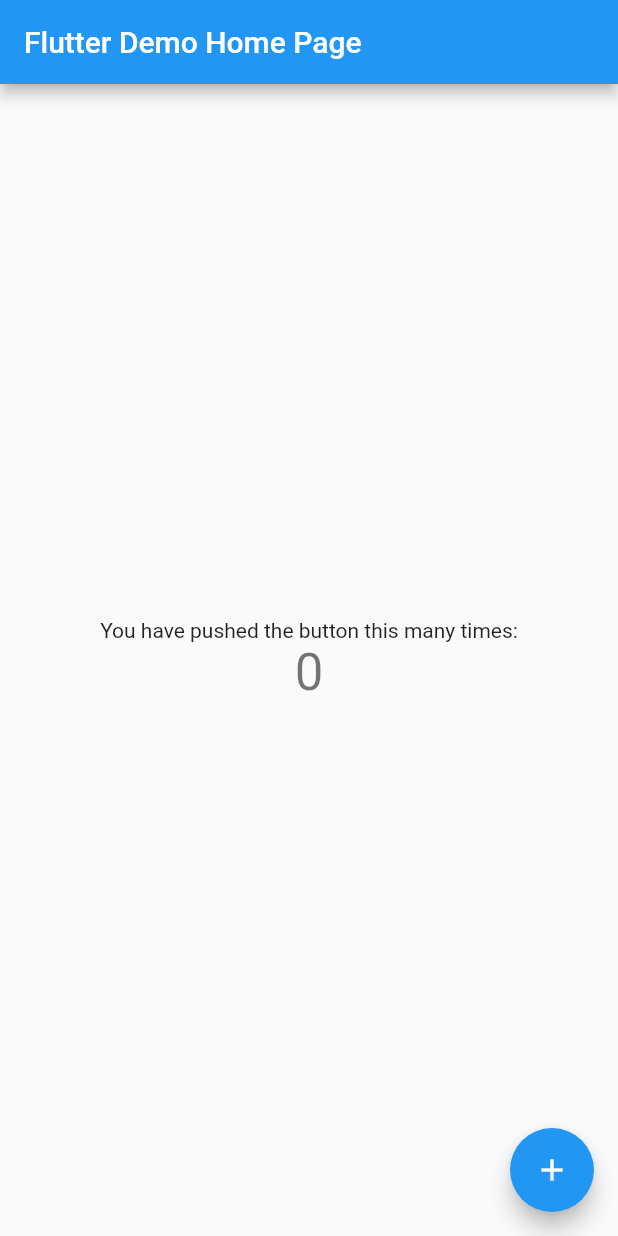
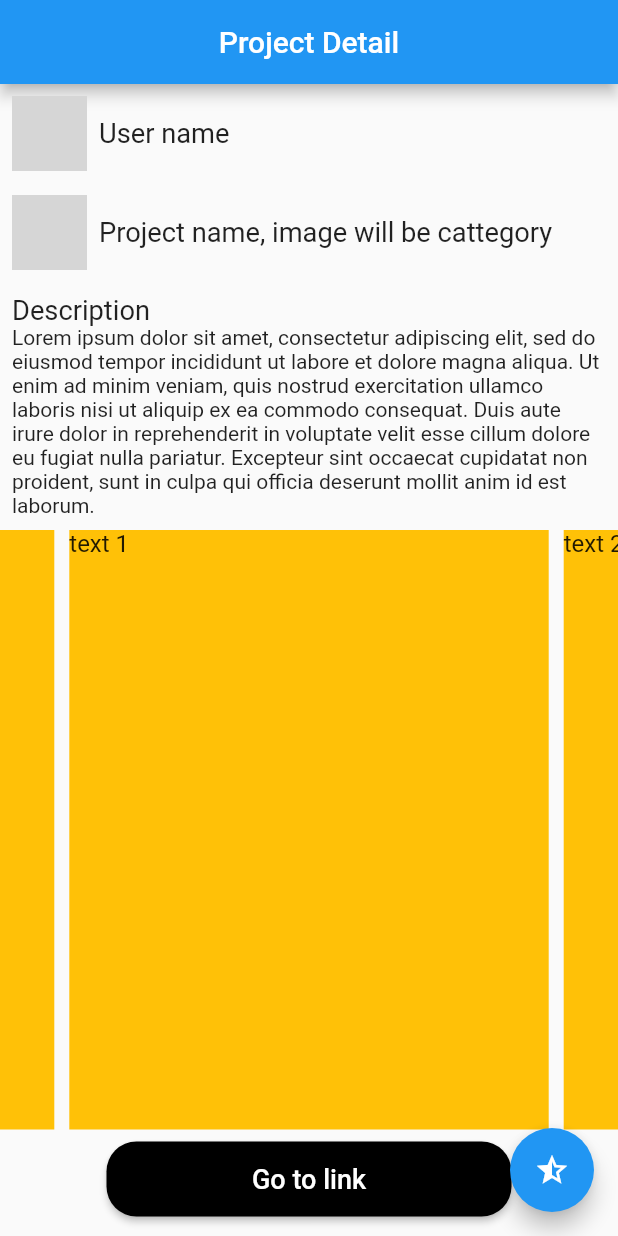
Before and after one commit to GleidsonRamos/flutterup, a Flutter app: the screen it shows after launch, on a phone screen of 412 x 824 dp. Run offline on Flutter 3.47's test engine with Material 2 defaults, Android fonts, the phone set to English and light mode, and no system bars; drawn by our look-alikes of carousel_slider; network calls fail; grey boxes are pictures that could not be loaded.

Commit message:
tela de pesquisa e tela de detalhe de projeto

```diff
--- a/lib/main.dart
+++ b/lib/main.dart
@@ -1,5 +1,9 @@
 import 'package:flutter/material.dart';
-import 'package:flutter_up/pages/home.dart';
+import 'package:flutter_up/pages/project/details.dart';
+import 'package:flutter_up/provider/project/details.dart';
+import 'package:provider/provider.dart';
+import 'package:flutter_up/pages/search/user.dart';
+import 'package:flutter_up/provider/search/user.dart';
 
 void main() => runApp(MyApp());
 
@@ -10,18 +14,12 @@ class MyApp extends StatelessWidget {
     return MaterialApp(
       title: 'Flutter Demo',
       theme: ThemeData(
-        // This is the theme of your application.
-        //
-        // Try running your application with "flutter run". You'll see the
-        // application has a blue toolbar. Then, without quitting the app, try
-        // changing the primarySwatch below to Colors.green and then invoke
-        // "hot reload" (press "r" in the console where you ran "flutter run",
-        // or simply save your changes to "hot reload" in a Flutter IDE).
-        // Notice that the counter didn't reset back to zero; the application
-        // is not restarted.
         primarySwatch: Colors.blue,
       ),
-      home: MyHomePage(title: 'Flutter Demo Home Page'),
+      home: ChangeNotifierProvider<ProviderProjectDetail>(
+        builder: (_) => ProviderProjectDetail(),
+        child: ProjectDetailsPage(),
+      ),
     );
   }
 }
--- a/lib/pages/project/details.dart
+++ b/lib/pages/project/details.dart
@@ -0,0 +1,219 @@
+import 'package:flutter/material.dart';
+import 'package:carousel_slider/carousel_slider.dart';
+import 'package:flutter_up/provider/project/details.dart';
+import 'package:provider/provider.dart';
+
+class ProjectDetailsPage extends StatefulWidget {
+  ProjectDetailsPage({Key key, this.title}) : super(key: key);
+
+  final String title;
+
+  @override
+  _ProjectDetailsPageState createState() => _ProjectDetailsPageState();
+}
+
+class _ProjectDetailsPageState extends State<ProjectDetailsPage> {
+  TextEditingController _textUser = new TextEditingController();
+
+  static List<String> imgList = [
+    'https://images.unsplash.com/photo-1520342868574-5fa3804e551c?ixlib=rb-0.3.5&ixid=eyJhcHBfaWQiOjEyMDd9&s=6ff92caffcdd63681a35134a6770ed3b&auto=format&fit=crop&w=1951&q=80',
+    'https://images.unsplash.com/photo-1522205408450-add114ad53fe?ixlib=rb-0.3.5&ixid=eyJhcHBfaWQiOjEyMDd9&s=368f45b0888aeb0b7b08e3a1084d3ede&auto=format&fit=crop&w=1950&q=80',
+    'https://images.unsplash.com/photo-1519125323398-675f0ddb6308?ixlib=rb-0.3.5&ixid=eyJhcHBfaWQiOjEyMDd9&s=94a1e718d89ca60a6337a6008341ca50&auto=format&fit=crop&w=1950&q=80',
+    'https://images.unsplash.com/photo-1523205771623-e0faa4d2813d?ixlib=rb-0.3.5&ixid=eyJhcHBfaWQiOjEyMDd9&s=89719a0d55dd05e2deae4120227e6efc&auto=format&fit=crop&w=1953&q=80',
+    'https://images.unsplash.com/photo-1508704019882-f9cf40e475b4?ixlib=rb-0.3.5&ixid=eyJhcHBfaWQiOjEyMDd9&s=8c6e5e3aba713b17aa1fe71ab4f0ae5b&auto=format&fit=crop&w=1352&q=80',
+    'https://images.unsplash.com/photo-1519985176271-adb1088fa94c?ixlib=rb-0.3.5&ixid=eyJhcHBfaWQiOjEyMDd9&s=a0c8d632e977f94e5d312d9893258f59&auto=format&fit=crop&w=1355&q=80'
+  ];
+
+  static List<T> map<T>(List list, Function handler) {
+    List<T> result = [];
+    for (var i = 0; i < list.length; i++) {
+      result.add(handler(i, list[i]));
+    }
+    return result;
+  }
+
+  List child = map<Widget>(
+    imgList,
+        (index, i) {
+      return Container(
+        margin: EdgeInsets.all(5.0),
+        child: ClipRRect(
+          borderRadius: BorderRadius.all(Radius.circular(5.0)),
+          child: Stack(children: <Widget>[
+            Image.network(i, fit: BoxFit.cover, width: 1000.0),
+            Positioned(
+              bottom: 0.0,
+              left: 0.0,
+              right: 0.0,
+              child: Container(
+                decoration: BoxDecoration(
+                  gradient: LinearGradient(
+                    colors: [Color.fromARGB(200, 0, 0, 0), Color.fromARGB(0, 0, 0, 0)],
+                    begin: Alignment.bottomCenter,
+                    end: Alignment.topCenter,
+                  ),
+                ),
+                padding: EdgeInsets.symmetric(vertical: 10.0, horizontal: 20.0),
+                child: Text(
+                  'No. $index image',
+                  style: TextStyle(
+                    color: Colors.white,
+                    fontSize: 20.0,
+                    fontWeight: FontWeight.bold,
+                  ),
+                ),
+              ),
+            ),
+          ]),
+        ),
+      );
+    },
+  ).toList();
+
+  @override
+  void initState() {
+    // TODO: implement initState
+    super.initState();
+  }
+
+  @override
+  Widget build(BuildContext context) {
+    final providerProjectDetail = Provider.of<ProviderProjectDetail>(context);
+    providerProjectDetail.getData();
+    return Scaffold(
+      appBar: AppBar(
+        title: Center(child: Text("Project Detail")),
+      ),
+      body: ListView(
+        children: <Widget>[
+          Column(
+            mainAxisAlignment: MainAxisAlignment.start,
+            crossAxisAlignment: CrossAxisAlignment.start,
+            children: <Widget>[
+              userLine(providerProjectDetail.getDisplayUser),
+              projectLine(providerProjectDetail.getDisplayCategory,
+                  providerProjectDetail.getDisplayProject),
+              description(providerProjectDetail.getDisplayDescription),
+              gallery(),
+              Padding(
+                padding: const EdgeInsets.all(8.0),
+                child: Center(
+                  child: ButtonTheme(
+                    minWidth: 270.0,
+                    height: 50.0,
+                    child: RaisedButton(
+                      color: Colors.black,
+                      shape: RoundedRectangleBorder(
+                        borderRadius: BorderRadius.circular(20),
+                      ),
+                      onPressed: () async {
+                        () => {};
+                      },
+                      padding: EdgeInsets.all(12),
+                      child: Text(
+                        'Go to link',
+                        style: TextStyle(
+                            color: Colors.white, fontSize: 18.0),
+                      ),
+                    ),
+                  ),
+                ),
+              ),
+              Container(
+                height: 100.0,
+              ),
+            ],
+          ),
+        ],
+      ),
+      floatingActionButton: FloatingActionButton(
+        onPressed: () => _goto(providerProjectDetail.getLink),
+        tooltip: 'Search',
+        child: Icon(Icons.star_half),
+      ),
+    );
+  }
+
+  Widget userLine(String user) {
+    return new Row(
+        crossAxisAlignment: CrossAxisAlignment.center,
+        mainAxisAlignment: MainAxisAlignment.start,
+        children: <Widget>[
+          Padding(
+            padding: const EdgeInsets.all(8.0),
+            child: new Container(
+                width: 50.0,
+                height: 50.0,
+                decoration: new BoxDecoration(
+                    shape: BoxShape.circle,
+                    image: new DecorationImage(
+                        fit: BoxFit.fill,
+                        image: new NetworkImage(
+                            "https://encrypted-tbn0.gstatic.com/images?q=tbn:ANd9GcQxDoTa7yQRjB1gS-Dk-30ml-aSmV90BCJ_I-aqBeWS0vmd49I2")))),
+          ),
+          new Text(user, textScaleFactor: 1.3)
+        ]);
+  }
+
+  Widget projectLine(String category, String project) {
+    return new Row(
+        crossAxisAlignment: CrossAxisAlignment.center,
+        mainAxisAlignment: MainAxisAlignment.start,
+        children: <Widget>[
+          Padding(
+            padding: const EdgeInsets.all(8.0),
+            child: new Container(
+                width: 50.0,
+                height: 50.0,
+                decoration: new BoxDecoration(
+                    shape: BoxShape.circle,
+                    image: new DecorationImage(
+                        fit: BoxFit.fill,
+                        image: new NetworkImage(
+                            "https://encrypted-tbn0.gstatic.com/images?q=tbn:ANd9GcQxDoTa7yQRjB1gS-Dk-30ml-aSmV90BCJ_I-aqBeWS0vmd49I2")))),
+          ),
+          new Text(project,
+              textScaleFactor: 1.3)
+        ]);
+  }
+
+  Widget description(String description) {
+    return Padding(
+      padding: const EdgeInsets.all(8.0),
+      child: Column(
+        mainAxisAlignment: MainAxisAlignment.start,
+        crossAxisAlignment: CrossAxisAlignment.start,
+        children: <Widget>[
+          new Text(
+              "Description", textScaleFactor: 1.3),
+          new Text(
+              description, textScaleFactor: 1.0),
+        ],
+      ),
+    );
+  }
+
+  Widget gallery() {
+    return CarouselSlider(
+      height: 400.0,
+      items: [1,2,3,4,5].map((i) {
+        return Builder(
+          builder: (BuildContext context) {
+            return Container(
+                width: MediaQuery.of(context).size.width,
+                margin: EdgeInsets.symmetric(horizontal: 5.0),
+                decoration: BoxDecoration(
+                    color: Colors.amber
+                ),
+                child: Text('text $i', style: TextStyle(fontSize: 16.0),)
+            );
+          },
+        );
+      }).toList(),
+    );
+  }
+
+  void _goto(String link) {
+
+  }
+}
--- /dev/null
+++ b/lib/provider/project/details.dart
@@ -0,0 +1,53 @@
+import 'package:flutter/material.dart';
+
+class ProviderProjectDetail with ChangeNotifier{
+
+  ProviderProjectDetail();
+
+  String _displayUser = "";
+  String _displayProject = "";
+
+  String _displayCategory = "";
+  String _displayDescription = "";
+
+  String _link = "";
+
+  void setDisplayUser(String _value){
+    _displayUser = _value;
+    notifyListeners();
+  }
+
+  void setDisplayProject(String _value){
+    _displayProject = _value;
+    notifyListeners();
+  }
+
+  void setDisplayCategory(String _value){
+    _displayCategory = _value;
+    notifyListeners();
+  }
+
+  void setDisplayDescription(String _value){
+    _displayDescription = _value;
+    notifyListeners();
+  }
+
+  void setLink(String _textUser){
+    _link = _textUser;
+    notifyListeners();
+  }
+
+  void getData(){
+    setDisplayUser("User name");
+    setDisplayCategory("Cattegory");
+    setDisplayProject("Project name, image will be cattegory");
+    setDisplayDescription("Lorem ipsum dolor sit amet, consectetur adipiscing elit, sed do eiusmod tempor incididunt ut labore et dolore magna aliqua. Ut enim ad minim veniam, quis nostrud exercitation ullamco laboris nisi ut aliquip ex ea commodo consequat. Duis aute irure dolor in reprehenderit in voluptate velit esse cillum dolore eu fugiat nulla pariatur. Excepteur sint occaecat cupidatat non proident, sunt in culpa qui officia deserunt mollit anim id est laborum.");
+  }
+
+  String get getDisplayUser => _displayUser;
+  String get getDisplayProject => _displayProject;
+  String get getDisplayCategory => _displayCategory;
+  String get getDisplayDescription => _displayDescription;
+  String get getLink => _link;
+
+}
--- a/pubspec.yaml
+++ b/pubspec.yaml
@@ -24,6 +24,7 @@ dependencies:
   # Use with the CupertinoIcons class for iOS style icons.
   cupertino_icons: ^0.1.2
   provider: ^2.0.1+1
+  carousel_slider: ^1.3.0
 
 dev_dependencies:
   flutter_test:
```
Also changed, not shown: lib/pages/search/user.dart (+72 -57 lines), lib/provider/search/user.dart (+16 -0 lines), pubspec.lock.
